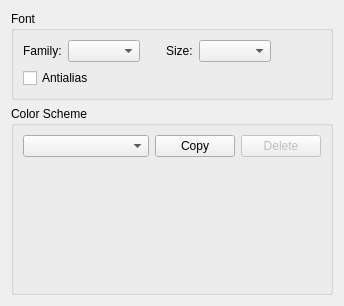
First picture: the form in src/plugins/texteditor/fontsettingspage.ui, repository qt-creator/qt-creator, before the edit.
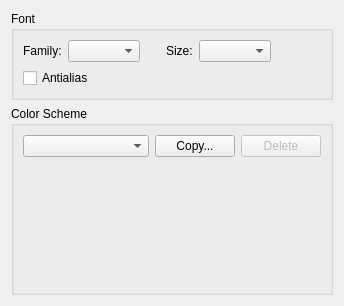
Second picture: the form after the edit. Custom widgets are drawn as their Qt base class.

Commit message:
Made it possible to choose a name when copying a color scheme
Based on a window-modal input dialog, so that it appears as a sheet on
the Mac.

Patch:
```diff
--- a/src/plugins/texteditor/fontsettingspage.ui
+++ b/src/plugins/texteditor/fontsettingspage.ui
@@ -123,7 +123,7 @@
         <item>
          <widget class="QPushButton" name="copyButton">
           <property name="text">
-           <string>Copy</string>
+           <string>Copy...</string>
           </property>
          </widget>
         </item>
```
The commit also changes 2 other files.
